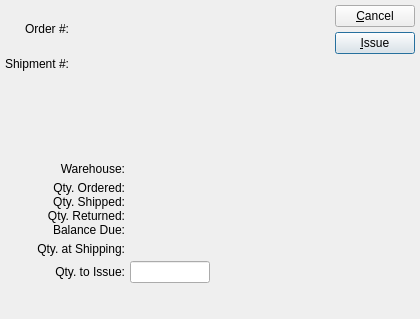
WooodHead/xtuple, file xtuple/trunk/guiclient/issueLineToShipping.ui: the form before one commit.
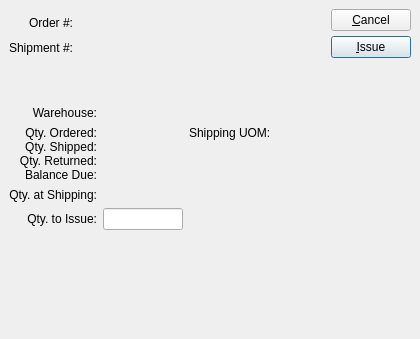
The form after the commit. Custom widgets are drawn as their Qt base class.

```diff
--- a/xtuple/trunk/guiclient/issueLineToShipping.ui
+++ b/xtuple/trunk/guiclient/issueLineToShipping.ui
@@ -9,7 +9,7 @@
     <x>0</x>
     <y>0</y>
     <width>420</width>
-    <height>319</height>
+    <height>339</height>
    </rect>
   </property>
   <property name="windowTitle" >
@@ -17,10 +17,10 @@
   </property>
   <layout class="QVBoxLayout" >
    <property name="margin" >
-    <number>5</number>
+    <number>9</number>
    </property>
    <property name="spacing" >
-    <number>5</number>
+    <number>6</number>
    </property>
    <item>
     <layout class="QHBoxLayout" >
@@ -173,12 +173,40 @@
         <number>0</number>
        </property>
        <item>
+        <layout class="QGridLayout" >
+         <property name="margin" >
+          <number>0</number>
+         </property>
+         <property name="spacing" >
+          <number>6</number>
+         </property>
+         <item row="2" column="0" >
+          <widget class="QLabel" name="_qtyAtShipLit" >
+           <property name="text" >
+            <string>Qty. at Shipping:</string>
+           </property>
+           <property name="alignment" >
+            <set>Qt::AlignRight|Qt::AlignTrailing|Qt::AlignVCenter</set>
+           </property>
+          </widget>
+         </item>
+         <item row="3" column="0" >
+          <widget class="QLabel" name="_qtyToIssueLit" >
+           <property name="text" >
+            <string>Qty. to Issue:</string>
+           </property>
+           <property name="alignment" >
+            <set>Qt::AlignRight|Qt::AlignTrailing|Qt::AlignVCenter</set>
+           </property>
+          </widget>
+         </item>
+         <item row="1" column="2" >
         <layout class="QVBoxLayout" >
          <property name="margin" >
           <number>0</number>
          </property>
          <property name="spacing" >
-          <number>5</number>
+            <number>6</number>
          </property>
          <item>
           <layout class="QHBoxLayout" >
@@ -186,27 +214,40 @@
             <number>0</number>
            </property>
            <property name="spacing" >
-            <number>5</number>
+              <number>6</number>
            </property>
            <item>
-            <layout class="QVBoxLayout" >
-             <property name="margin" >
-              <number>0</number>
-             </property>
-             <property name="spacing" >
-              <number>5</number>
-             </property>
+              <widget class="QLabel" name="label" >
+               <property name="text" >
+                <string>Shipping UOM:</string>
+               </property>
+              </widget>
+             </item>
              <item>
-              <widget class="QLabel" name="_warehouseLit" >
+              <widget class="QLabel" name="_shippingUOM" >
                <property name="text" >
-                <string>Warehouse:</string>
+                <string/>
                </property>
-               <property name="alignment" >
-                <set>Qt::AlignRight|Qt::AlignTrailing|Qt::AlignVCenter</set>
-               </property>
               </widget>
              </item>
+            </layout>
+           </item>
              <item>
+            <spacer>
+             <property name="orientation" >
+              <enum>Qt::Vertical</enum>
+             </property>
+             <property name="sizeHint" >
+              <size>
+               <width>20</width>
+               <height>40</height>
+              </size>
+             </property>
+            </spacer>
+           </item>
+          </layout>
+         </item>
+         <item row="1" column="0" >
               <layout class="QVBoxLayout" >
                <property name="margin" >
                 <number>0</number>
@@ -264,27 +305,17 @@
                </item>
               </layout>
              </item>
-             <item>
-              <widget class="QLabel" name="_qtyAtShipLit" >
+         <item row="0" column="0" >
+          <widget class="QLabel" name="_warehouseLit" >
                <property name="text" >
-                <string>Qty. at Shipping:</string>
+            <string>Warehouse:</string>
                </property>
                <property name="alignment" >
                 <set>Qt::AlignRight|Qt::AlignTrailing|Qt::AlignVCenter</set>
                </property>
               </widget>
              </item>
-            </layout>
-           </item>
-           <item>
-            <layout class="QVBoxLayout" >
-             <property name="margin" >
-              <number>0</number>
-             </property>
-             <property name="spacing" >
-              <number>5</number>
-             </property>
-             <item>
+         <item row="0" column="1" >
               <widget class="QLabel" name="_warehouse" >
                <property name="sizePolicy" >
                 <sizepolicy>
@@ -308,69 +339,7 @@
                </property>
               </widget>
              </item>
-             <item>
-              <layout class="QVBoxLayout" >
-               <property name="margin" >
-                <number>0</number>
-               </property>
-               <property name="spacing" >
-                <number>0</number>
-               </property>
-               <item>
-                <widget class="QLabel" name="_qtyOrdered" >
-                 <property name="maximumSize" >
-                  <size>
-                   <width>80</width>
-                   <height>32767</height>
-                  </size>
-                 </property>
-                 <property name="alignment" >
-                  <set>Qt::AlignRight|Qt::AlignTrailing|Qt::AlignVCenter</set>
-                 </property>
-                </widget>
-               </item>
-               <item>
-                <widget class="QLabel" name="_qtyShipped" >
-                 <property name="maximumSize" >
-                  <size>
-                   <width>80</width>
-                   <height>32767</height>
-                  </size>
-                 </property>
-                 <property name="alignment" >
-                  <set>Qt::AlignRight|Qt::AlignTrailing|Qt::AlignVCenter</set>
-                 </property>
-                </widget>
-               </item>
-               <item>
-                <widget class="QLabel" name="_qtyReturned" >
-                 <property name="maximumSize" >
-                  <size>
-                   <width>80</width>
-                   <height>32767</height>
-                  </size>
-                 </property>
-                 <property name="alignment" >
-                  <set>Qt::AlignRight|Qt::AlignTrailing|Qt::AlignVCenter</set>
-                 </property>
-                </widget>
-               </item>
-               <item>
-                <widget class="QLabel" name="_balance" >
-                 <property name="maximumSize" >
-                  <size>
-                   <width>80</width>
-                   <height>32767</height>
-                  </size>
-                 </property>
-                 <property name="alignment" >
-                  <set>Qt::AlignRight|Qt::AlignTrailing|Qt::AlignVCenter</set>
-                 </property>
-                </widget>
-               </item>
-              </layout>
-             </item>
-             <item>
+         <item row="2" column="1" >
               <widget class="QLabel" name="_qtyAtShip" >
                <property name="maximumSize" >
                 <size>
@@ -383,53 +352,7 @@
                </property>
               </widget>
              </item>
-            </layout>
-           </item>
-          </layout>
-         </item>
-         <item>
-          <layout class="QHBoxLayout" >
-           <property name="margin" >
-            <number>0</number>
-           </property>
-           <property name="spacing" >
-            <number>0</number>
-           </property>
-           <item>
-            <spacer>
-             <property name="orientation" >
-              <enum>Qt::Horizontal</enum>
-             </property>
-             <property name="sizeType" >
-              <enum>QSizePolicy::MinimumExpanding</enum>
-             </property>
-             <property name="sizeHint" >
-              <size>
-               <width>0</width>
-               <height>16</height>
-              </size>
-             </property>
-            </spacer>
-           </item>
-           <item>
-            <layout class="QHBoxLayout" >
-             <property name="margin" >
-              <number>0</number>
-             </property>
-             <property name="spacing" >
-              <number>5</number>
-             </property>
-             <item>
-              <widget class="QLabel" name="_qtyToIssueLit" >
-               <property name="text" >
-                <string>Qty. to Issue:</string>
-               </property>
-               <property name="alignment" >
-                <set>Qt::AlignRight|Qt::AlignTrailing|Qt::AlignVCenter</set>
-               </property>
-              </widget>
-             </item>
-             <item>
+         <item row="3" column="1" >
               <widget class="XLineEdit" name="_qtyToIssue" >
                <property name="sizePolicy" >
                 <sizepolicy>
@@ -450,7 +373,65 @@
                </property>
               </widget>
              </item>
-            </layout>
+         <item row="1" column="1" >
+          <layout class="QVBoxLayout" >
+           <property name="margin" >
+            <number>0</number>
+           </property>
+           <property name="spacing" >
+            <number>0</number>
+           </property>
+           <item>
+            <widget class="QLabel" name="_qtyOrdered" >
+             <property name="maximumSize" >
+              <size>
+               <width>80</width>
+               <height>32767</height>
+              </size>
+             </property>
+             <property name="alignment" >
+              <set>Qt::AlignRight|Qt::AlignTrailing|Qt::AlignVCenter</set>
+             </property>
+            </widget>
+           </item>
+           <item>
+            <widget class="QLabel" name="_qtyShipped" >
+             <property name="maximumSize" >
+              <size>
+               <width>80</width>
+               <height>32767</height>
+              </size>
+             </property>
+             <property name="alignment" >
+              <set>Qt::AlignRight|Qt::AlignTrailing|Qt::AlignVCenter</set>
+             </property>
+            </widget>
+           </item>
+           <item>
+            <widget class="QLabel" name="_qtyReturned" >
+             <property name="maximumSize" >
+              <size>
+               <width>80</width>
+               <height>32767</height>
+              </size>
+             </property>
+             <property name="alignment" >
+              <set>Qt::AlignRight|Qt::AlignTrailing|Qt::AlignVCenter</set>
+             </property>
+            </widget>
+           </item>
+           <item>
+            <widget class="QLabel" name="_balance" >
+             <property name="maximumSize" >
+              <size>
+               <width>80</width>
+               <height>32767</height>
+              </size>
+             </property>
+             <property name="alignment" >
+              <set>Qt::AlignRight|Qt::AlignTrailing|Qt::AlignVCenter</set>
+             </property>
+            </widget>
            </item>
           </layout>
          </item>
@@ -461,12 +442,9 @@
          <property name="orientation" >
           <enum>Qt::Horizontal</enum>
          </property>
-         <property name="sizeType" >
-          <enum>QSizePolicy::Expanding</enum>
-         </property>
          <property name="sizeHint" >
           <size>
-           <width>106</width>
+           <width>40</width>
            <height>20</height>
           </size>
          </property>
@@ -484,8 +462,8 @@
        </property>
        <property name="sizeHint" >
         <size>
-         <width>20</width>
-         <height>16</height>
+         <width>16</width>
+         <height>100</height>
         </size>
        </property>
       </spacer>
```
Left out of the diff: 9 changed lines with no effect on the pictures. Lines whose indentation alone changed are shown as unchanged.
